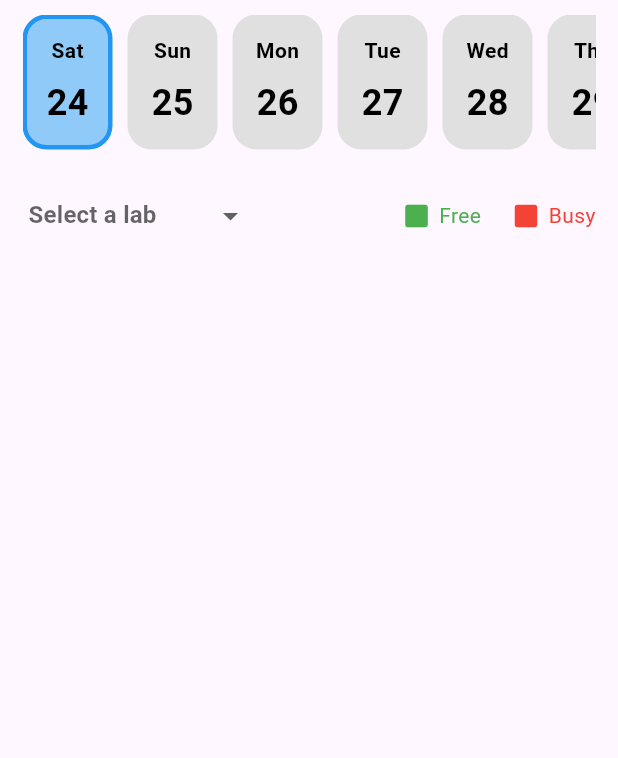
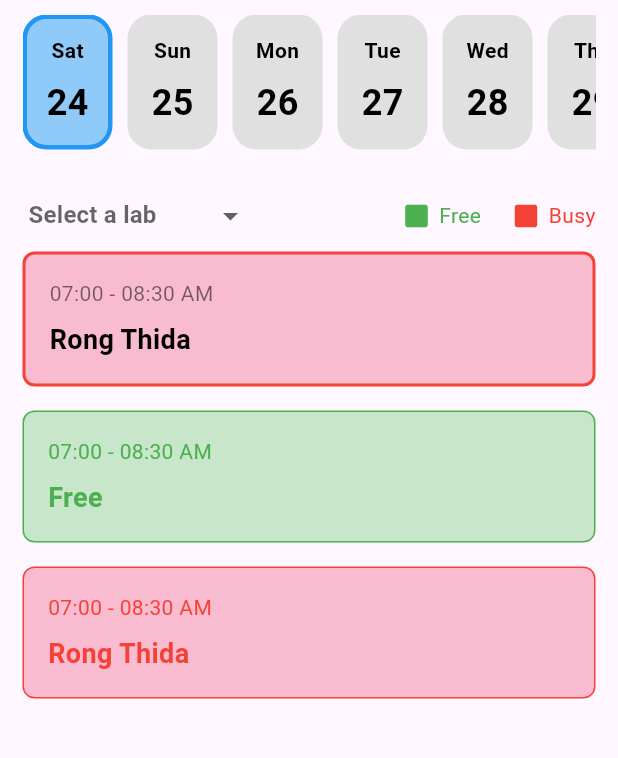
Before and after one commit to borennmorm/lab_request_admin, a Flutter app: the CheckAvailability screen opened directly, on a phone screen of 412 x 824 dp, the part 119-877 px from its top. Run offline on Flutter 3.47's test engine with Material 3 defaults, Android fonts, the phone set to English and light mode, and no system bars; our stand-ins replace get.

Commit message:
i update available screen

```diff
--- a/lib/views/main_screens/check_availability.dart
+++ b/lib/views/main_screens/check_availability.dart
@@ -137,6 +137,92 @@ class _CheckAvailabilityState extends State<CheckAvailability> {
                 ),
               ],
             ),
+            // First Container
+            Container(
+              width: double.infinity,
+              padding: EdgeInsets.all(16),
+              decoration: BoxDecoration(
+                color: Colors.pink[100],
+                border: Border.all(color: Colors.red, width: 2),
+                borderRadius: BorderRadius.circular(8),
+              ),
+              child: Column(
+                crossAxisAlignment: CrossAxisAlignment.start,
+                children: [
+                  Text(
+                    '07:00 - 08:30 AM',
+                    style: TextStyle(color: Colors.black54),
+                  ),
+                  SizedBox(height: 8),
+                  Text(
+                    'Rong Thida',
+                    style: TextStyle(
+                      color: Colors.black,
+                      fontSize: 18,
+                      fontWeight: FontWeight.bold,
+                    ),
+                  ),
+                ],
+              ),
+            ),
+            SizedBox(height: 16),
+            // Second Container
+            Container(
+              width: double.infinity,
+              padding: EdgeInsets.all(16),
+              decoration: BoxDecoration(
+                color: Colors.green[100],
+                border: Border.all(color: Colors.green, width: 1),
+                borderRadius: BorderRadius.circular(8),
+              ),
+              child: Column(
+                crossAxisAlignment: CrossAxisAlignment.start,
+                children: [
+                  Text(
+                    '07:00 - 08:30 AM',
+                    style: TextStyle(color: Colors.green),
+                  ),
+                  SizedBox(height: 8),
+                  Text(
+                    'Free',
+                    style: TextStyle(
+                      color: Colors.green,
+                      fontSize: 18,
+                      fontWeight: FontWeight.bold,
+                    ),
+                  ),
+                ],
+              ),
+            ),
+            SizedBox(height: 16),
+            // Third Container
+            Container(
+              width: double.infinity,
+              padding: EdgeInsets.all(16),
+              decoration: BoxDecoration(
+                color: Colors.pink[100],
+                border: Border.all(color: Colors.red, width: 1),
+                borderRadius: BorderRadius.circular(8),
+              ),
+              child: Column(
+                crossAxisAlignment: CrossAxisAlignment.start,
+                children: [
+                  Text(
+                    '07:00 - 08:30 AM',
+                    style: TextStyle(color: Colors.red),
+                  ),
+                  SizedBox(height: 8),
+                  Text(
+                    'Rong Thida',
+                    style: TextStyle(
+                      color: Colors.red,
+                      fontSize: 18,
+                      fontWeight: FontWeight.bold,
+                    ),
+                  ),
+                ],
+              ),
+            ),
           ],
         ),
       ),
```
